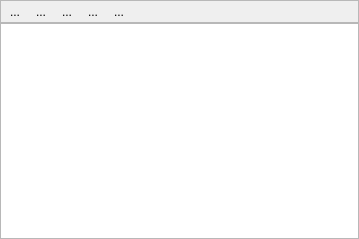
Above: enmapbox/gui/ui/datasourcepanel.ui from jakimowb/enmapbox_testmigration2 before the change. Below: the same form after it.
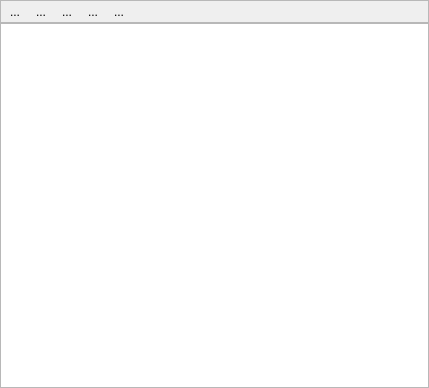
That is the form after the change. Icons and pictures are not drawn. Custom widgets are drawn as their Qt base class.

Commit message: closes #442 selecting two single bands inside the data sources panel using CTRL + LeftMouse is not behaving correctly

What changed in the file:
```diff
--- a/enmapbox/gui/ui/datasourcepanel.ui
+++ b/enmapbox/gui/ui/datasourcepanel.ui
@@ -6,8 +6,8 @@
    <rect>
     <x>0</x>
     <y>0</y>
-    <width>359</width>
-    <height>239</height>
+    <width>429</width>
+    <height>388</height>
    </rect>
   </property>
   <property name="sizePolicy">
@@ -18,8 +18,8 @@
   </property>
   <property name="minimumSize">
    <size>
-    <width>131</width>
-    <height>118</height>
+    <width>151</width>
+    <height>141</height>
    </size>
   </property>
   <property name="maximumSize">
```
Left out of the diff: 22 changed lines with no effect on the pictures.
